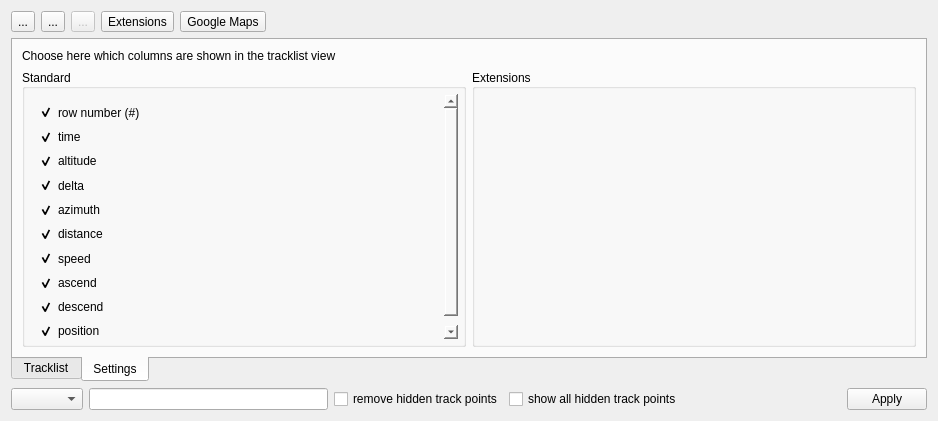
This is src/ITrackEditWidget.ui in ntruchsess/QLandkarteGT as Qt 5 draws it before an edit. The edited form follows.
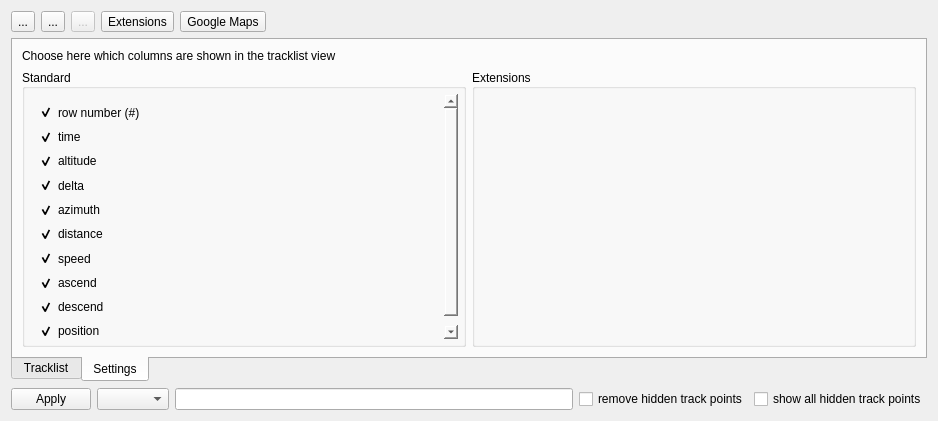
This is the edited form. The open tabs and pages were chosen to show the change.

Diff of the .ui file:
```diff
--- a/src/ITrackEditWidget.ui
+++ b/src/ITrackEditWidget.ui
@@ -137,6 +137,19 @@
    </item>
    <item row="3" column="0">
     <layout class="QHBoxLayout" name="_3">
+     <item>
+      <widget class="QDialogButtonBox" name="buttonBox">
+       <property name="sizePolicy">
+        <sizepolicy hsizetype="Maximum" vsizetype="Fixed">
+         <horstretch>0</horstretch>
+         <verstretch>0</verstretch>
+        </sizepolicy>
+       </property>
+       <property name="standardButtons">
+        <set>QDialogButtonBox::Apply</set>
+       </property>
+      </widget>
+     </item>
      <item>
       <widget class="QComboBox" name="comboColor"/>
      </item>
@@ -157,13 +170,6 @@
        </property>
       </widget>
      </item>
-     <item>
-      <widget class="QDialogButtonBox" name="buttonBox">
-       <property name="standardButtons">
-        <set>QDialogButtonBox::Apply</set>
-       </property>
-      </widget>
-     </item>
     </layout>
    </item>
    <item row="1" column="0">
```
Left out of the diff: 4 changed lines with no effect on the pictures.
